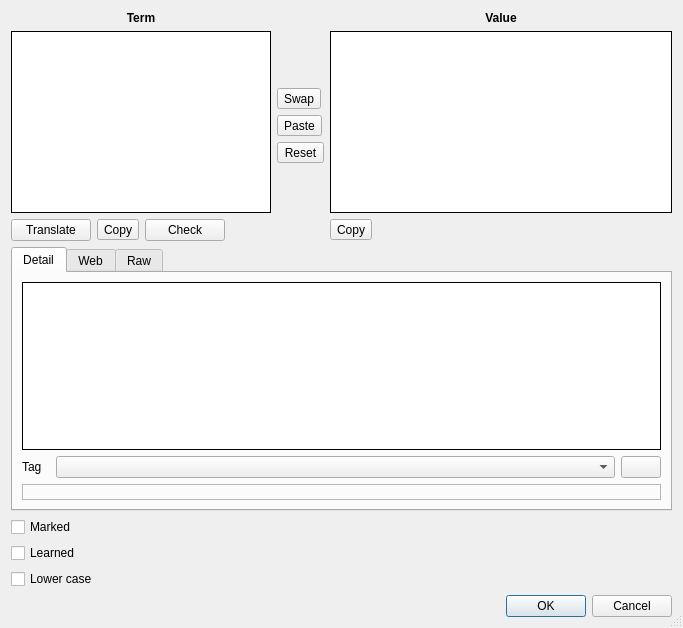
Qt form Projects/iTeacher/Ui/WordEditor.ui (skynowa/iTeacher) before a commit.
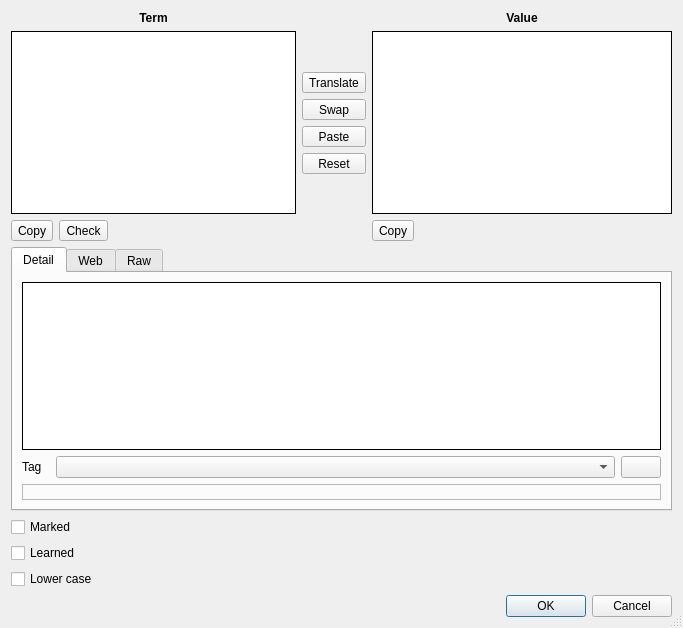
The same form after that commit. Icons and pictures are not drawn.

Commit message: WordEditor.ui (+2) [61+/31-] - Buttons - review

The edit to the form file:
```diff
--- a/Projects/iTeacher/Ui/WordEditor.ui
+++ b/Projects/iTeacher/Ui/WordEditor.ui
@@ -74,27 +74,6 @@
        </property>
       </widget>
      </item>
-     <item row="7" column="4">
-      <widget class="QPushButton" name="pbtnCheck">
-       <property name="text">
-        <string>Check</string>
-       </property>
-      </widget>
-     </item>
-     <item row="7" column="3">
-      <widget class="QToolButton" name="tbtnTermCopy">
-       <property name="text">
-        <string>Copy</string>
-       </property>
-      </widget>
-     </item>
-     <item row="7" column="2">
-      <widget class="QPushButton" name="pbtnTranslate">
-       <property name="text">
-        <string>Translate</string>
-       </property>
-      </widget>
-     </item>
      <item row="1" column="2" rowspan="6" colspan="5">
       <widget class="QTextEdit" name="tedtTerm">
        <property name="sizePolicy">
@@ -135,6 +114,12 @@
      </item>
      <item row="4" column="7">
       <widget class="QToolButton" name="tbtnTermPaste">
+       <property name="sizePolicy">
+        <sizepolicy hsizetype="Expanding" vsizetype="Fixed">
+         <horstretch>0</horstretch>
+         <verstretch>0</verstretch>
+        </sizepolicy>
+       </property>
        <property name="text">
         <string>Paste</string>
        </property>
@@ -191,6 +176,12 @@
      </item>
      <item row="3" column="7">
       <widget class="QToolButton" name="tbtnTermValueSwap">
+       <property name="sizePolicy">
+        <sizepolicy hsizetype="Expanding" vsizetype="Fixed">
+         <horstretch>0</horstretch>
+         <verstretch>0</verstretch>
+        </sizepolicy>
+       </property>
        <property name="text">
         <string>Swap</string>
        </property>
@@ -325,26 +316,65 @@
        </widget>
       </widget>
      </item>
-     <item row="7" column="5" colspan="2">
-      <spacer name="horizontalSpacer">
-       <property name="orientation">
-        <enum>Qt::Horizontal</enum>
-       </property>
-       <property name="sizeHint" stdset="0">
-        <size>
-         <width>40</width>
-         <height>20</height>
-        </size>
-       </property>
-      </spacer>
-     </item>
      <item row="5" column="7">
       <widget class="QToolButton" name="tbtnReset">
+       <property name="sizePolicy">
+        <sizepolicy hsizetype="Expanding" vsizetype="Fixed">
+         <horstretch>0</horstretch>
+         <verstretch>0</verstretch>
+        </sizepolicy>
+       </property>
        <property name="text">
         <string>Reset</string>
        </property>
       </widget>
      </item>
+     <item row="7" column="2">
+      <widget class="QToolButton" name="tbtnTermCopy">
+       <property name="sizePolicy">
+        <sizepolicy hsizetype="Minimum" vsizetype="Fixed">
+         <horstretch>0</horstretch>
+         <verstretch>0</verstretch>
+        </sizepolicy>
+       </property>
+       <property name="text">
+        <string>Copy</string>
+       </property>
+      </widget>
+     </item>
+     <item row="2" column="7">
+      <widget class="QToolButton" name="tbtnTranslate">
+       <property name="sizePolicy">
+        <sizepolicy hsizetype="Expanding" vsizetype="Fixed">
+         <horstretch>0</horstretch>
+         <verstretch>0</verstretch>
+        </sizepolicy>
+       </property>
+       <property name="text">
+        <string>Translate</string>
+       </property>
+      </widget>
+     </item>
+     <item row="7" column="3" colspan="2">
+      <widget class="QToolButton" name="tbtnCheck">
+       <property name="text">
+        <string>Check</string>
+       </property>
+      </widget>
+     </item>
+     <item row="7" column="6">
+      <spacer name="horizontalSpacer">
+       <property name="orientation">
+        <enum>Qt::Horizontal</enum>
+       </property>
+       <property name="sizeHint" stdset="0">
+        <size>
+         <width>40</width>
+         <height>20</height>
+        </size>
+       </property>
+      </spacer>
+     </item>
     </layout>
    </item>
    <item row="1" column="0">
```
The commit also changes 1 other file.
